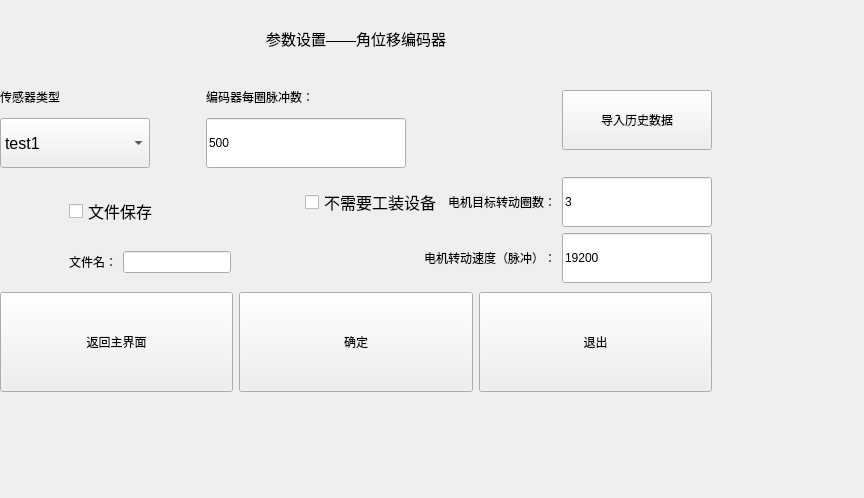
Before: the Qt Designer form ui_param/paramwin_angleencoder.ui in Dirck-YHP/Proj_sensor_detect, drawn with Qt 5.
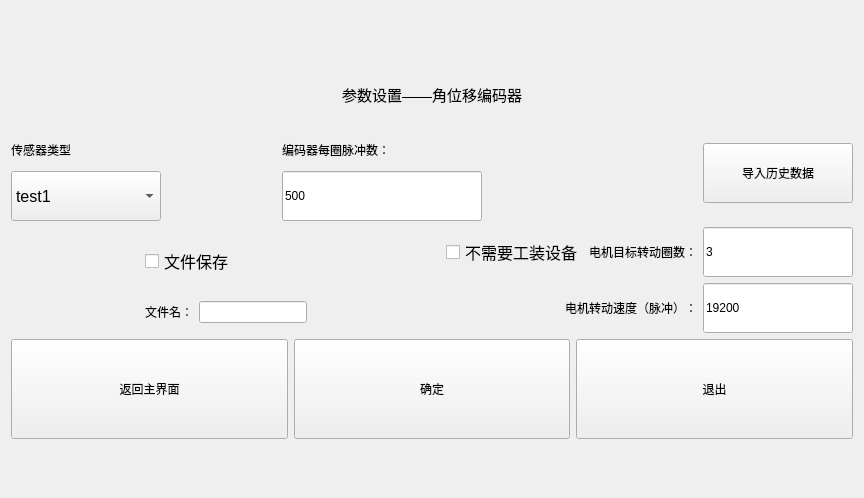
After: the same form once the commit is applied.

Diff of the .ui file:
```diff
--- a/ui_param/paramwin_angleencoder.ui
+++ b/ui_param/paramwin_angleencoder.ui
@@ -13,15 +13,8 @@
   <property name="windowTitle">
    <string>参数设置_角位移编码器</string>
   </property>
-  <widget class="QWidget" name="layoutWidget">
-   <property name="geometry">
-    <rect>
-     <x>0</x>
-     <y>0</y>
-     <width>712</width>
-     <height>396</height>
-    </rect>
-   </property>
+  <layout class="QGridLayout" name="gridLayout">
+   <item row="0" column="0">
    <layout class="QVBoxLayout" name="verticalLayout_4">
     <item>
      <widget class="QLabel" name="label">
@@ -420,7 +413,8 @@
      </layout>
     </item>
    </layout>
-  </widget>
+   </item>
+  </layout>
  </widget>
  <resources/>
  <connections/>
```
Lines whose indentation alone changed are shown as unchanged.
